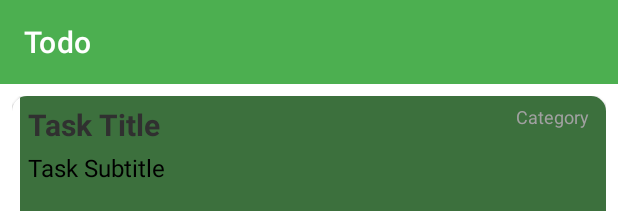
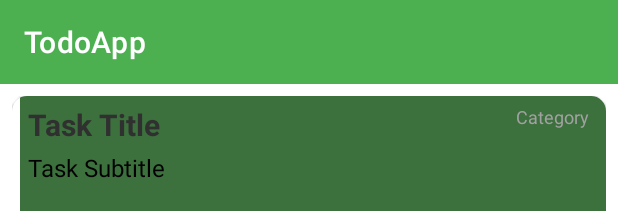
Before and after one commit to Iksanmudatsir/AplikasiTask, an Android app: the layout activity_main.xml on its own in the app's theme, with its tools: preview values and no code run, on a phone screen of 412 x 824 dp. Shown: the top 211 px of the screen. Run offline under Robolectric (Android 15) with nearby library versions, the phone set to English and light mode, and no system bars.

Commit message:
Membuat To Do App Final Project

```diff
--- a/app/src/main/res/layout/activity_main.xml
+++ b/app/src/main/res/layout/activity_main.xml
@@ -11,17 +11,17 @@
         android:layout_width="match_parent"
         android:layout_height="wrap_content"
         android:background="?attr/colorPrimary"
-        app:title="Todo"
+        app:title="TodoApp"
         app:titleTextColor="@android:color/white" />
 
     <androidx.recyclerview.widget.RecyclerView
+        android:id="@+id/todoRv"
+        android:layout_width="match_parent"
+        android:layout_height="wrap_content"
         android:layout_below="@+id/toolbar"
-        android:id="@+id/todoRv"
+        android:padding="8dp"
         tools:itemCount="3"
-        android:padding="8dp"
-        tools:listitem="@layout/item_todo"
-        android:layout_width="match_parent"
-        android:layout_height="wrap_content"/>
+        tools:listitem="@layout/item_todo" />
 
     <com.google.android.material.floatingactionbutton.FloatingActionButton
         android:layout_alignParentBottom="true"
--- a/app/src/main/res/layout/activity_task.xml
+++ b/app/src/main/res/layout/activity_task.xml
@@ -15,7 +15,7 @@
 
         <androidx.appcompat.widget.Toolbar
             android:id="@+id/toolbarAddTask"
-            app:title="New Task"
+            app:title="Task Baru"
             android:layout_width="match_parent"
             android:layout_height="match_parent"
             android:background="?attr/colorPrimary"
```
